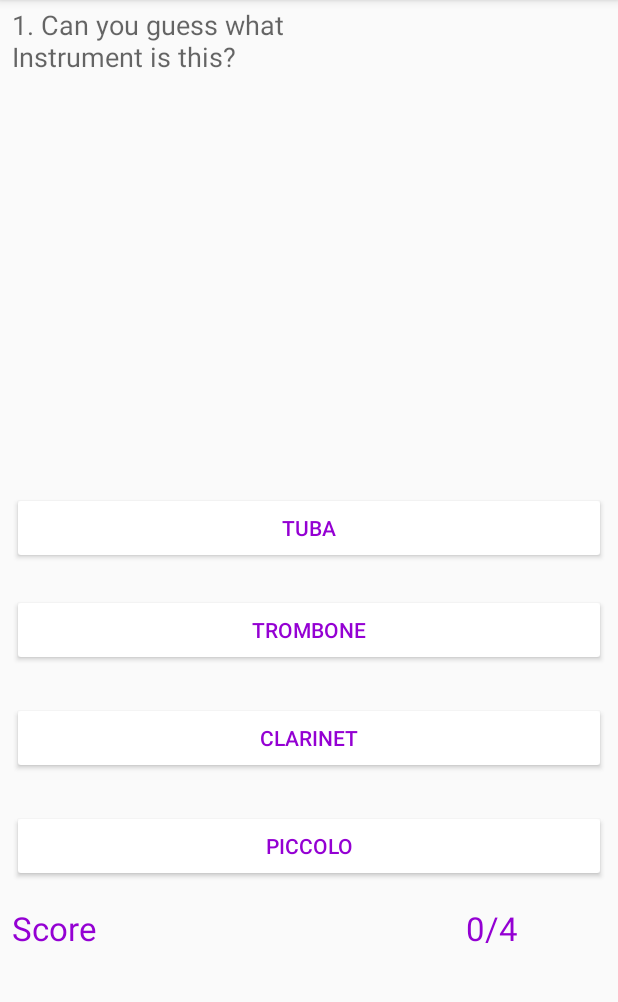
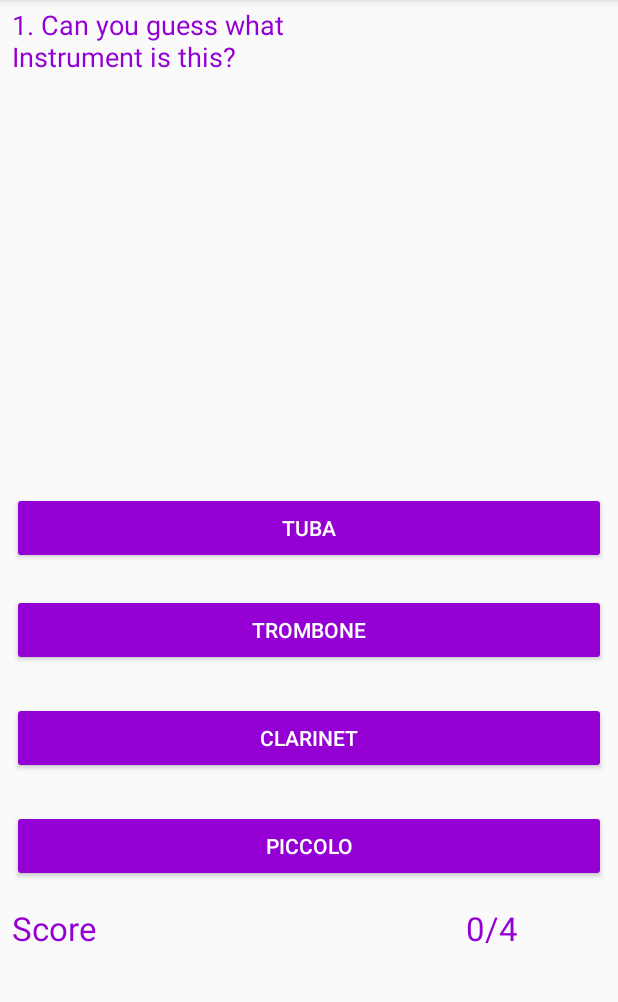
Before and after one commit to QaiWalker/PressNGuess, an Android app: the screen it shows after launch (MainActivity), on a phone screen of 412 x 824 dp, the part 84-1086 px from its top. Run offline under Robolectric (Android 15) with nearby library versions, the phone set to English and light mode, and no system bars.

Commit message:
EVEN BETTER UI

```diff
--- a/app/src/main/res/layout/activity_highest_score.xml
+++ b/app/src/main/res/layout/activity_highest_score.xml
@@ -52,8 +52,8 @@
         app:layout_constraintEnd_toEndOf="parent"
         app:layout_constraintStart_toStartOf="parent"
         app:layout_constraintTop_toBottomOf="@+id/textViewHighestSc"
-        android:backgroundTint="#FFFFFF"
-        android:textColor="#9400D3"
+        android:backgroundTint="#9400D3"
+        android:textColor="#FFFFFF"
         />
 
 </android.support.constraint.ConstraintLayout>
--- a/app/src/main/res/layout/activity_main.xml
+++ b/app/src/main/res/layout/activity_main.xml
@@ -18,7 +18,8 @@
         app:layout_constraintEnd_toEndOf="parent"
         app:layout_constraintHorizontal_bias="0.0"
         app:layout_constraintStart_toStartOf="parent"
-        app:layout_constraintTop_toTopOf="parent" />
+        app:layout_constraintTop_toTopOf="parent"
+        android:textColor="#9400D3"/>
 
     <Button
         android:id="@+id/button1"
@@ -33,8 +34,8 @@
         app:layout_constraintBottom_toTopOf="@+id/button2"
         app:layout_constraintEnd_toEndOf="parent"
         app:layout_constraintStart_toStartOf="parent"
-        android:backgroundTint="#FFFFFF"
-        android:textColor="#9400D3"/>
+        android:backgroundTint="#9400D3"
+        android:textColor="#FFFFFF"/>
 
     <Button
         android:id="@+id/button2"
@@ -49,8 +50,8 @@
         app:layout_constraintBottom_toTopOf="@+id/button3"
         app:layout_constraintEnd_toEndOf="parent"
         app:layout_constraintStart_toStartOf="parent"
-        android:backgroundTint="#FFFFFF"
-        android:textColor="#9400D3"/>
+        android:backgroundTint="#9400D3"
+        android:textColor="#FFFFFF"/>
 
     <Button
         android:id="@+id/button3"
@@ -65,8 +66,8 @@
         app:layout_constraintBottom_toTopOf="@+id/button4"
         app:layout_constraintEnd_toEndOf="parent"
         app:layout_constraintStart_toStartOf="parent"
-        android:backgroundTint="#FFFFFF"
-        android:textColor="#9400D3"/>
+        android:backgroundTint="#9400D3"
+        android:textColor="#FFFFFF"/>
 
     <Button
         android:id="@+id/button4"
@@ -82,8 +83,8 @@
         app:layout_constraintEnd_toEndOf="parent"
         app:layout_constraintHorizontal_bias="0.0"
         app:layout_constraintStart_toStartOf="parent"
-        android:backgroundTint="#FFFFFF"
-        android:textColor="#9400D3"/>
+        android:backgroundTint="#9400D3"
+        android:textColor="#FFFFFF"/>
 
     <TextView
         android:id="@+id/textViewShow"
```
